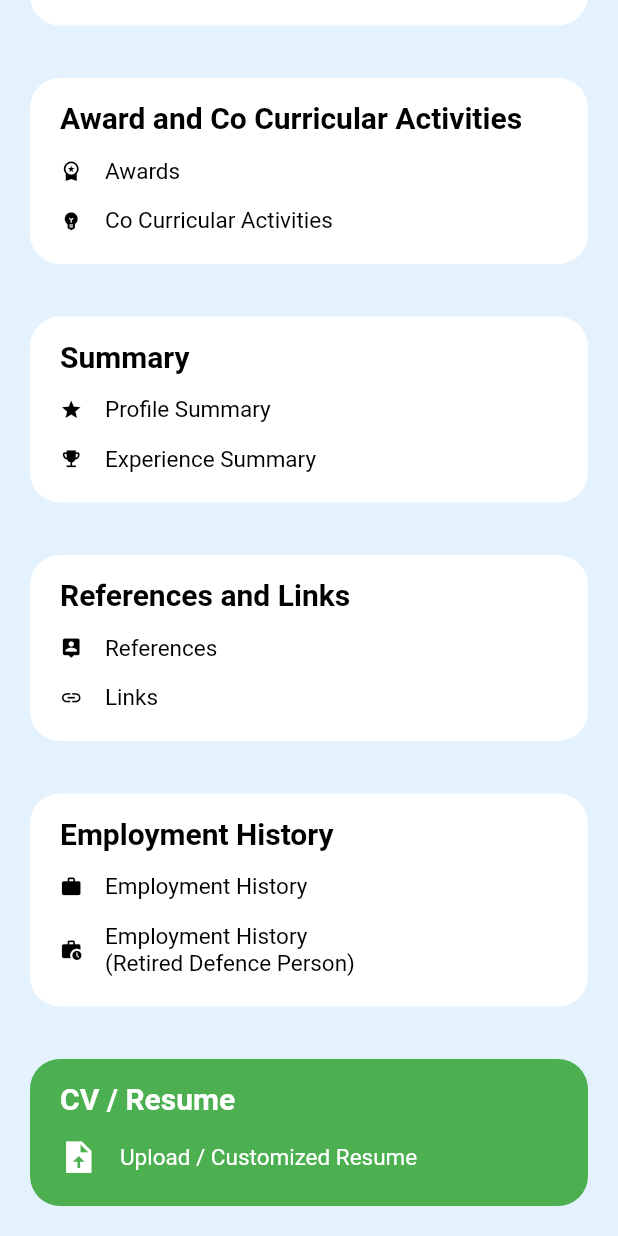
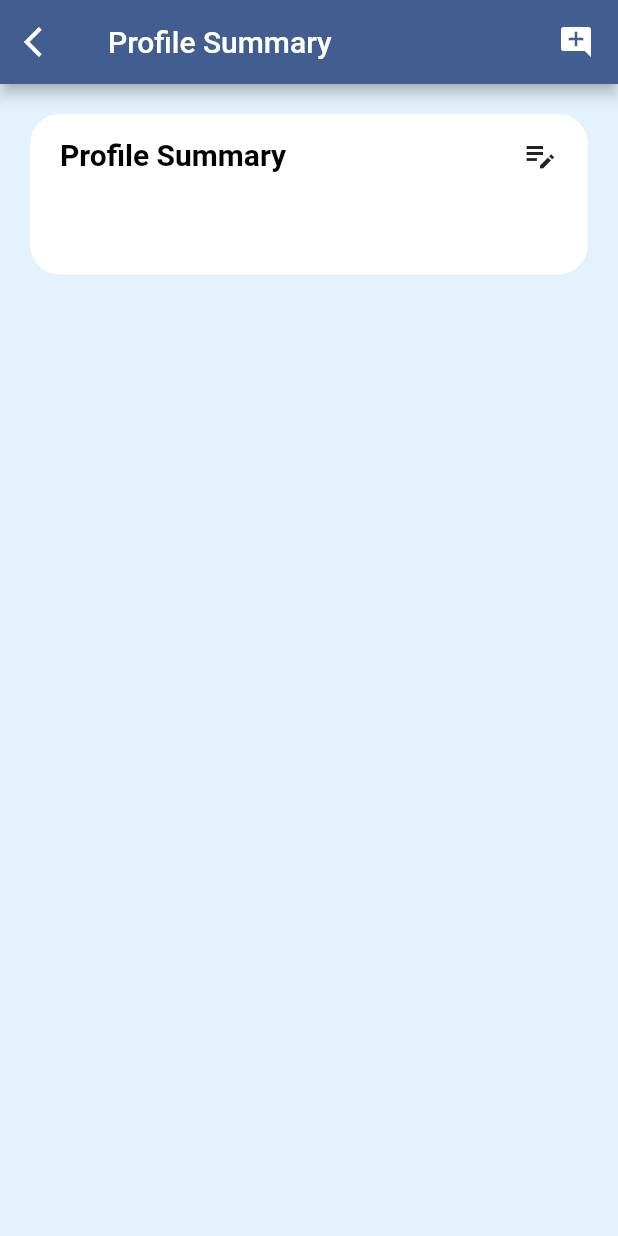
Before and after one commit to Mosaidur/Job-Skeers, a Flutter app: the JobSeekerProfilePage screen opened directly, scrolled down 907 dp, after a tap on "Profile Summary", on a phone screen of 412 x 824 dp. Run offline on Flutter 3.47's test engine with Material 3 defaults, Android fonts, the phone set to English and light mode, and no system bars; our stand-ins replace email_validator, intl_phone_field.

Commit message:
12th commite

```diff
--- a/jobskeers/lib/Job_Seeker/Pages/Profile/Summary/profile_summary.dart
+++ b/jobskeers/lib/Job_Seeker/Pages/Profile/Summary/profile_summary.dart
@@ -0,0 +1,112 @@
+import 'package:flutter/material.dart';
+
+class Profile_Summary extends StatefulWidget {
+  const Profile_Summary({super.key});
+
+  @override
+  State<Profile_Summary> createState() => _Profile_SummaryState();
+}
+
+class _Profile_SummaryState extends State<Profile_Summary> {
+  @override
+  Widget build(BuildContext context) {
+
+    final String profile_summary= " ";
+
+    return Scaffold(
+      backgroundColor: Colors.blue.shade50,
+      appBar: AppBar(
+        title: Row(
+          mainAxisAlignment: MainAxisAlignment.spaceBetween,
+          children: [
+
+            Text("Profile Summary"),
+
+            InkWell(
+              onTap: (){},
+              child: Icon(Icons.add_comment),
+            )
+          ],
+        ),
+        leading: IconButton(
+          icon: Icon(Icons.arrow_back_ios),
+          onPressed: () {
+            Navigator.of(context).pop();
+          },
+        ),
+      ),
+
+      body: SingleChildScrollView(
+        child: Column(
+          children: [
+
+            // Profile Summary
+            Padding(
+              padding: const EdgeInsets.only(top: 20.0, left: 20,right: 20,bottom: 20),
+              child: Container(
+                width: double.maxFinite,
+                // height: 700,
+                decoration: BoxDecoration(
+                  borderRadius: BorderRadius.circular(20),
+                  color: Colors.white,
+                ),
+                child: Padding(
+                  padding: const EdgeInsets.only(top: 15.0, left: 20,right: 20,bottom: 20),
+                  child: Column(
+                    crossAxisAlignment: CrossAxisAlignment.start,
+                    children: [
+
+                      // Profile Summary
+                      Row(
+                        mainAxisAlignment: MainAxisAlignment.spaceBetween,
+                        children: [
+
+                          Text(
+                            "Profile Summary",
+                            style: TextStyle(
+                              color: Colors.black,
+                              fontWeight: FontWeight.bold,
+                              fontSize: 20,
+                            ),
+                          ),
+
+                          InkWell(
+                            onTap: (){},
+                            child: Icon(Icons.edit_note_sharp),
+                          )
+
+                        ],
+                      ),
+                      SizedBox(height: 15,),
+
+
+                      Text(
+                        profile_summary,
+                        textAlign: TextAlign.justify,
+                        // softWrap: true,
+                        // maxLines: 15,
+                        // overflow: TextOverflow.ellipsis,
+                        style: TextStyle(
+                          color: Colors.black,
+                          fontSize: 15,
+                          fontWeight: FontWeight.w400,
+                        ),
+                      ),
+
+                      SizedBox(height: 15,),
+
+
+                    ],
+
+                  ),
+                ),
+              ),
+            ),
+
+          ],
+        ),
+      ),
+
+    );
+  }
+}
--- a/jobskeers/lib/Job_Seeker/Pages/Profile/widgets/InformationPart.dart
+++ b/jobskeers/lib/Job_Seeker/Pages/Profile/widgets/InformationPart.dart
@@ -1,5 +1,8 @@
 import 'package:flutter/cupertino.dart';
 import 'package:flutter/material.dart';
+import 'package:jobskeers/Job_Seeker/Pages/Profile/Summary/experience_summary.dart';
+import 'package:jobskeers/Job_Seeker/Pages/Profile/Summary/profile_summary.dart';
+import 'package:jobskeers/Job_Seeker/Pages/Profile/Trainning%20and%20Skills/skills.dart';
 
 import '../Education/academic_qualification.dart';
 import '../Education/language_prof.dart';
@@ -7,6 +10,7 @@ import '../Education/professional_certification.dart';
 import '../Personal Info/contact_details.dart';
 import '../Personal Info/job_preferences.dart';
 import '../Personal Info/personal_details.dart';
+import '../Trainning and Skills/training.dart';
 
 class ProfileInformatioPage extends StatelessWidget {
   const ProfileInformatioPage({super.key});
@@ -356,13 +360,15 @@ class ProfileInformatioPage extends StatelessWidget {
 
                   //Skills
                   InkWell(
-                    onTap: (){},
+                    onTap: (){
+                      Navigator.push(context, MaterialPageRoute(builder: (context)=> SkillsInformation()));
+                    },
                     child: Row(
                       children: [
                         Icon(Icons.laptop_chromebook_outlined,color: Colors.black,size: 15,),
                         SizedBox(width: 15,),
                         Text(
-                          "Skills",
+                          "Skills Information",
                           style: TextStyle(
                             color: Colors.black,
                             fontSize: 15,
@@ -377,13 +383,15 @@ class ProfileInformatioPage extends StatelessWidget {
 
                   //  Training Summary
                   InkWell(
-                    onTap: (){},
+                    onTap: (){
+                      Navigator.push(context, MaterialPageRoute(builder: (context)=> TrainingInformation()));
+                    },
                     child: Row(
                       children: [
                         Icon(Icons.local_library,color: Colors.black,size: 15,),
                         SizedBox(width: 15,),
                         Text(
-                          "Training",
+                          "Training Information",
                           style: TextStyle(
                             color: Colors.black,
                             fontSize: 15,
@@ -506,7 +514,9 @@ class ProfileInformatioPage extends StatelessWidget {
 
                   //Profile Summary
                   InkWell(
-                    onTap: (){},
+                    onTap: (){
+                      Navigator.push(context, MaterialPageRoute(builder: (context)=> Profile_Summary()));
+                    },
                     child: Row(
                       children: [
                         Icon(Icons.star,color: Colors.black,size: 15,),
@@ -527,7 +537,9 @@ class ProfileInformatioPage extends StatelessWidget {
 
                   //  Experience Summary
                   InkWell(
-                    onTap: (){},
+                    onTap: (){
+                      Navigator.push(context, MaterialPageRoute(builder: (context)=> Experience_summary()));
+                    },
                     child: Row(
                       children: [
                         Icon(Icons.emoji_events,color: Colors.black,size: 15,),
```
Also changed, not shown: jobskeers/lib/Job_Seeker/Pages/Profile/Summary/experience_summary.dart (+111 -0 lines), jobskeers/lib/Job_Seeker/Pages/Profile/Trainning and Skills/skills.dart (+195 -0 lines), jobskeers/lib/Job_Seeker/Pages/Profile/Trainning and Skills/training.dart (+258 -0 lines).
